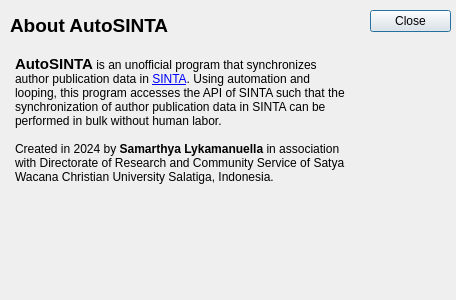
First picture: the form in ui/about_about.ui, repository groaking/autosinta, before the edit.
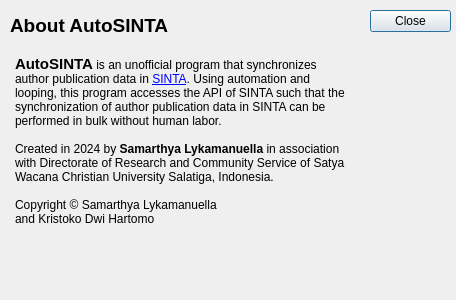
Second picture: the form after the edit.

```diff
--- a/ui/about_about.ui
+++ b/ui/about_about.ui
@@ -68,7 +68,10 @@
 &lt;/style&gt;&lt;/head&gt;&lt;body style=&quot; font-family:'Sans Serif'; font-size:9pt; font-weight:400; font-style:normal;&quot;&gt;
 &lt;p style=&quot; margin-top:0px; margin-bottom:0px; margin-left:0px; margin-right:0px; -qt-block-indent:0; text-indent:0px;&quot;&gt;&lt;span style=&quot; font-size:11pt; font-weight:600;&quot;&gt;AutoSINTA&lt;/span&gt; is an unofficial program that synchronizes author publication data in &lt;a href=&quot;https://sinta.kemdikbud.go.id/authorverification&quot;&gt;&lt;span style=&quot; text-decoration: underline; color:#0000ff;&quot;&gt;SINTA&lt;/span&gt;&lt;/a&gt;. Using automation and looping, this program accesses the API of SINTA such that the synchronization of author publication data in SINTA can be performed in bulk without human labor.&lt;/p&gt;
 &lt;p style=&quot;-qt-paragraph-type:empty; margin-top:0px; margin-bottom:0px; margin-left:0px; margin-right:0px; -qt-block-indent:0; text-indent:0px;&quot;&gt;&lt;br /&gt;&lt;/p&gt;
-&lt;p style=&quot; margin-top:0px; margin-bottom:0px; margin-left:0px; margin-right:0px; -qt-block-indent:0; text-indent:0px;&quot;&gt;Created in 2024 by &lt;span style=&quot; font-weight:600;&quot;&gt;Samarthya Lykamanuella&lt;/span&gt; in association with Directorate of Research and Community Service of Satya Wacana Christian University Salatiga, Indonesia.&lt;/p&gt;&lt;/body&gt;&lt;/html&gt;</string>
+&lt;p style=&quot; margin-top:0px; margin-bottom:0px; margin-left:0px; margin-right:0px; -qt-block-indent:0; text-indent:0px;&quot;&gt;Created in 2024 by &lt;span style=&quot; font-weight:600;&quot;&gt;Samarthya Lykamanuella&lt;/span&gt; in association with Directorate of Research and Community Service of Satya Wacana Christian University Salatiga, Indonesia.&lt;/p&gt;
+&lt;p style=&quot;-qt-paragraph-type:empty; margin-top:0px; margin-bottom:0px; margin-left:0px; margin-right:0px; -qt-block-indent:0; text-indent:0px;&quot;&gt;&lt;br /&gt;&lt;/p&gt;
+&lt;p style=&quot; margin-top:0px; margin-bottom:0px; margin-left:0px; margin-right:0px; -qt-block-indent:0; text-indent:0px;&quot;&gt;Copyright © Samarthya Lykamanuella&lt;/p&gt;
+&lt;p style=&quot; margin-top:0px; margin-bottom:0px; margin-left:0px; margin-right:0px; -qt-block-indent:0; text-indent:0px;&quot;&gt;and Kristoko Dwi Hartomo&lt;/p&gt;&lt;/body&gt;&lt;/html&gt;</string>
    </property>
   </widget>
  </widget>
```
